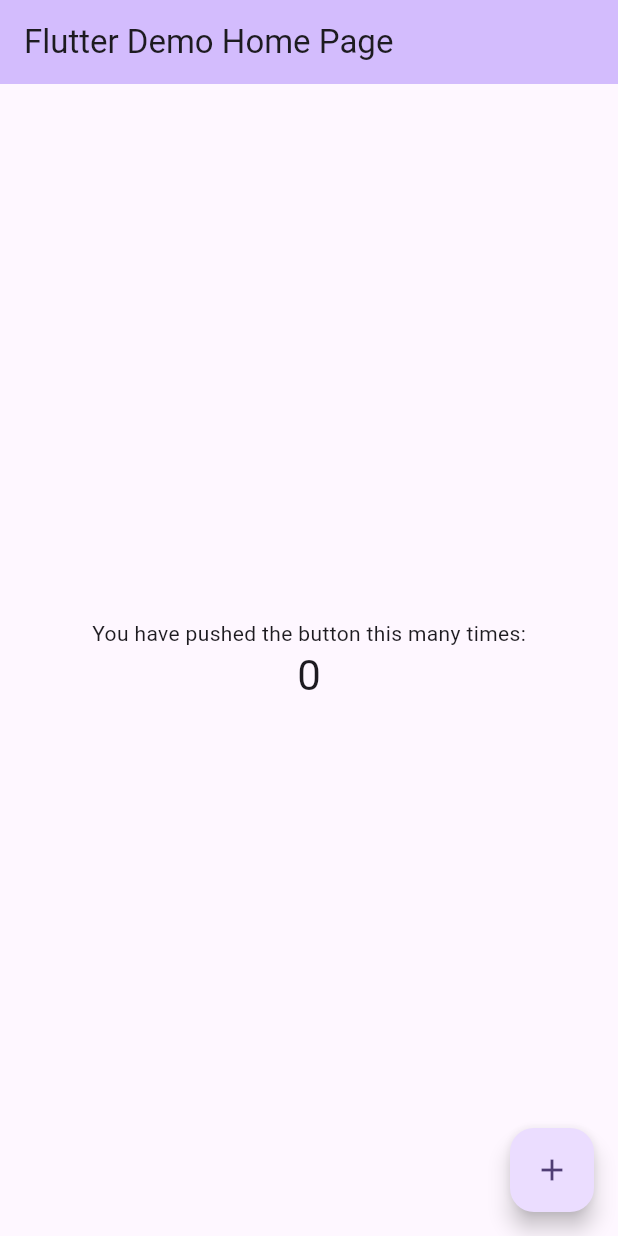
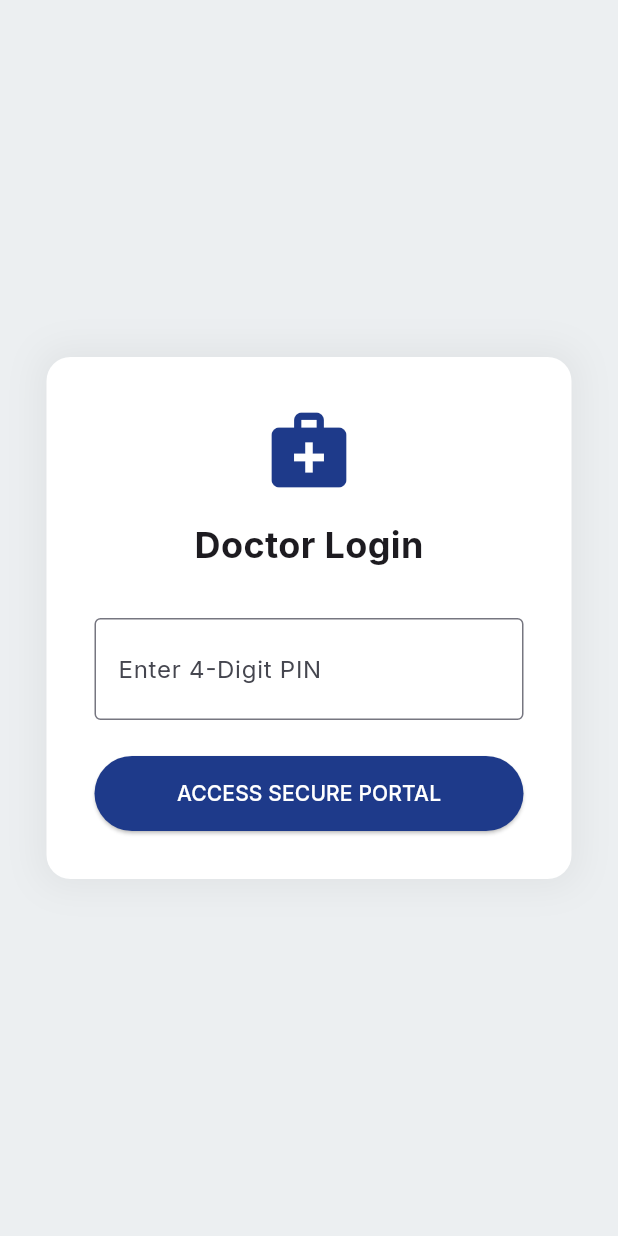
Before and after one commit to imneil09/Prescription, a Flutter app: the screen it shows after launch, on a phone screen of 412 x 824 dp. Run offline on Flutter 3.47's test engine with Material 3 defaults, Android fonts, the phone set to English and light mode, and no system bars; our stand-ins replace google_fonts, pdf, printing, shared_preferences.

```diff
--- a/lib/main.dart
+++ b/lib/main.dart
@@ -1,122 +1,28 @@
 import 'package:flutter/material.dart';
+import 'package:google_fonts/google_fonts.dart';
+import 'utils/local_db.dart';
+import 'views/login_screen.dart';
 
-void main() {
-  runApp(const MyApp());
+void main() async {
+  WidgetsFlutterBinding.ensureInitialized();
+  await LocalDb.init(); // Initialize local storage
+  runApp(const DoctorPrescriptionApp());
 }
 
-class MyApp extends StatelessWidget {
-  const MyApp({super.key});
+class DoctorPrescriptionApp extends StatelessWidget {
+  const DoctorPrescriptionApp({super.key});
 
-  // This widget is the root of your application.
   @override
   Widget build(BuildContext context) {
     return MaterialApp(
-      title: 'Flutter Demo',
+      title: 'Dr. Rx Pro',
+      debugShowCheckedModeBanner: false,
       theme: ThemeData(
-        // This is the theme of your application.
-        //
-        // TRY THIS: Try running your application with "flutter run". You'll see
-        // the application has a purple toolbar. Then, without quitting the app,
-        // try changing the seedColor in the colorScheme below to Colors.green
-        // and then invoke "hot reload" (save your changes or press the "hot
-        // reload" button in a Flutter-supported IDE, or press "r" if you used
-        // the command line to start the app).
-        //
-        // Notice that the counter didn't reset back to zero; the application
-        // state is not lost during the reload. To reset the state, use hot
-        // restart instead.
-        //
-        // This works for code too, not just values: Most code changes can be
-        // tested with just a hot reload.
-        colorScheme: ColorScheme.fromSeed(seedColor: Colors.deepPurple),
+        colorScheme: ColorScheme.fromSeed(seedColor: const Color(0xFF1E3A8A)),
+        useMaterial3: true,
+        textTheme: GoogleFonts.interTextTheme(Theme.of(context).textTheme),
       ),
-      home: const MyHomePage(title: 'Flutter Demo Home Page'),
+      home: const PinLoginScreen(),
     );
   }
 }
-
-class MyHomePage extends StatefulWidget {
-  const MyHomePage({super.key, required this.title});
-
-  // This widget is the home page of your application. It is stateful, meaning
-  // that it has a State object (defined below) that contains fields that affect
-  // how it looks.
-
-  // This class is the configuration for the state. It holds the values (in this
-  // case the title) provided by the parent (in this case the App widget) and
-  // used by the build method of the State. Fields in a Widget subclass are
-  // always marked "final".
-
-  final String title;
-
-  @override
-  State<MyHomePage> createState() => _MyHomePageState();
-}
-
-class _MyHomePageState extends State<MyHomePage> {
-  int _counter = 0;
-
-  void _incrementCounter() {
-    setState(() {
-      // This call to setState tells the Flutter framework that something has
-      // changed in this State, which causes it to rerun the build method below
-      // so that the display can reflect the updated values. If we changed
-      // _counter without calling setState(), then the build method would not be
-      // called again, and so nothing would appear to happen.
-      _counter++;
-    });
-  }
-
-  @override
-  Widget build(BuildContext context) {
-    // This method is rerun every time setState is called, for instance as done
-    // by the _incrementCounter method above.
-    //
-    // The Flutter framework has been optimized to make rerunning build methods
-    // fast, so that you can just rebuild anything that needs updating rather
-    // than having to individually change instances of widgets.
-    return Scaffold(
-      appBar: AppBar(
-        // TRY THIS: Try changing the color here to a specific color (to
-        // Colors.amber, perhaps?) and trigger a hot reload to see the AppBar
-        // change color while the other colors stay the same.
-        backgroundColor: Theme.of(context).colorScheme.inversePrimary,
-        // Here we take the value from the MyHomePage object that was created by
-        // the App.build method, and use it to set our appbar title.
-        title: Text(widget.title),
-      ),
-      body: Center(
-        // Center is a layout widget. It takes a single child and positions it
-        // in the middle of the parent.
-        child: Column(
-          // Column is also a layout widget. It takes a list of children and
-          // arranges them vertically. By default, it sizes itself to fit its
-          // children horizontally, and tries to be as tall as its parent.
-          //
-          // Column has various properties to control how it sizes itself and
-          // how it positions its children. Here we use mainAxisAlignment to
-          // center the children vertically; the main axis here is the vertical
-          // axis because Columns are vertical (the cross axis would be
-          // horizontal).
-          //
-          // TRY THIS: Invoke "debug painting" (choose the "Toggle Debug Paint"
-          // action in the IDE, or press "p" in the console), to see the
-          // wireframe for each widget.
-          mainAxisAlignment: MainAxisAlignment.center,
-          children: <Widget>[
-            const Text('You have pushed the button this many times:'),
-            Text(
-              '$_counter',
-              style: Theme.of(context).textTheme.headlineMedium,
-            ),
-          ],
-        ),
-      ),
-      floatingActionButton: FloatingActionButton(
-        onPressed: _incrementCounter,
-        tooltip: 'Increment',
-        child: const Icon(Icons.add),
-      ), // This trailing comma makes auto-formatting nicer for build methods.
-    );
-  }
-}
--- /dev/null
+++ b/lib/views/login_screen.dart
@@ -0,0 +1,76 @@
+import 'package:flutter/material.dart';
+import 'prescription_screen.dart';
+
+class PinLoginScreen extends StatefulWidget {
+  const PinLoginScreen({super.key});
+
+  @override
+  State<PinLoginScreen> createState() => _PinLoginScreenState();
+}
+
+class _PinLoginScreenState extends State<PinLoginScreen> {
+  final TextEditingController _pinController = TextEditingController();
+  final String _correctPin = "1234";
+  String _errorMessage = "";
+
+  void _login() {
+    if (_pinController.text == _correctPin) {
+      Navigator.pushReplacement(
+        context,
+        MaterialPageRoute(builder: (context) => const PrescriptionScreen()),
+      );
+    } else {
+      setState(() => _errorMessage = "Invalid PIN.");
+    }
+  }
+
+  @override
+  Widget build(BuildContext context) {
+    return Scaffold(
+      backgroundColor: Colors.blueGrey[50],
+      body: Center(
+        child: Container(
+          width: 350,
+          padding: const EdgeInsets.all(32.0),
+          decoration: BoxDecoration(
+            color: Colors.white,
+            borderRadius: BorderRadius.circular(16),
+            boxShadow: [BoxShadow(color: Colors.black.withOpacity(0.05), blurRadius: 20, spreadRadius: 5)],
+          ),
+          child: Column(
+            mainAxisSize: MainAxisSize.min,
+            children: [
+              const Icon(Icons.medical_services, size: 60, color: Color(0xFF1E3A8A)),
+              const SizedBox(height: 16),
+              const Text("Doctor Login", style: TextStyle(fontSize: 24, fontWeight: FontWeight.bold)),
+              const SizedBox(height: 32),
+              TextField(
+                controller: _pinController,
+                obscureText: true,
+                keyboardType: TextInputType.number,
+                textAlign: TextAlign.center,
+                style: const TextStyle(fontSize: 24, letterSpacing: 8),
+                decoration: const InputDecoration(border: OutlineInputBorder(), labelText: 'Enter 4-Digit PIN'),
+                onSubmitted: (_) => _login(),
+              ),
+              if (_errorMessage.isNotEmpty) ...[
+                const SizedBox(height: 8),
+                Text(_errorMessage, style: const TextStyle(color: Colors.red)),
+              ],
+              const SizedBox(height: 24),
+              ElevatedButton(
+                style: ElevatedButton.styleFrom(
+                  minimumSize: const Size(double.infinity, 50),
+                  backgroundColor: const Color(0xFF1E3A8A),
+                  foregroundColor: Colors.white,
+                ),
+                onPressed: _login,
+                child: const Text("ACCESS SECURE PORTAL"),
+              )
+            ],
+          ),
+        ),
+      ),
+    );
+  }
+}
```
Also changed, not shown: lib/utils/local_db.dart (added, +29 -0 lines), lib/utils/pdf_generator.dart (added, +141 -0 lines), lib/views/prescription_screen.dart (added, +180 -0 lines), lib/widgets/auto_suggest_field.dart (added, +84 -0 lines), pubspec.yaml (+9 -74 lines), pubspec.lock, 5 other files.
